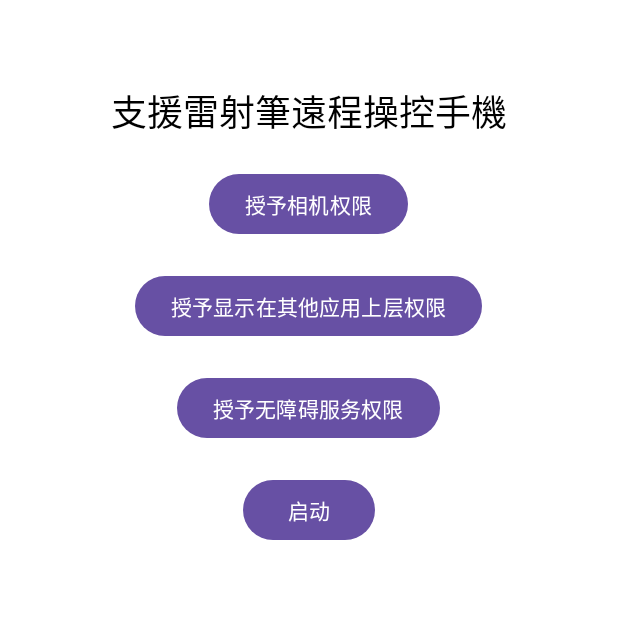
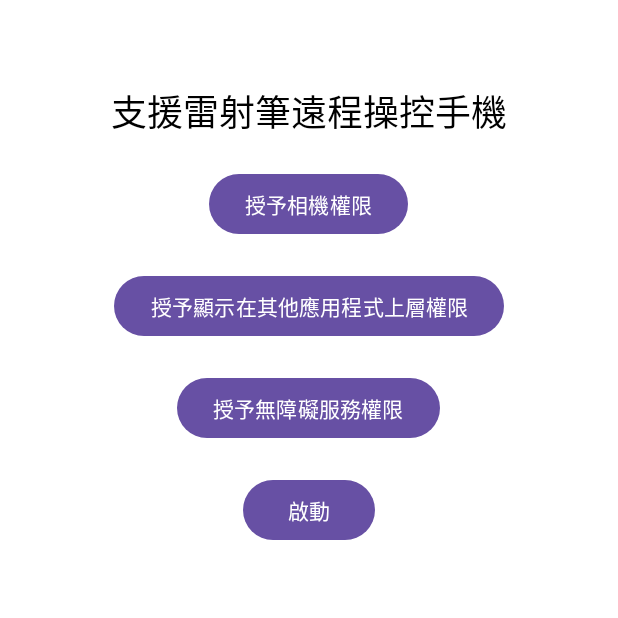
Before and after one commit to YiLong0120/AndroidLaserPenLastest, an Android app: the StartScreenActivity screen opened directly, with no data from a screen before it, on a phone screen of 412 x 824 dp, the top half of it. Run offline under Robolectric (Android 15) with nearby library versions, the phone set to English and light mode, and no system bars.

Commit message:
閃爍兩次雷射筆點擊

```diff
--- a/app/src/main/java/com/example/laserpenv1/FloatingCameraService.java
+++ b/app/src/main/java/com/example/laserpenv1/FloatingCameraService.java
@@ -148,7 +148,7 @@ public class FloatingCameraService extends Service {
                 hsvButton.setVisibility(View.GONE); // 隱藏 HSV 按鈕
                 exitButton.setVisibility(View.GONE);
             } else {
-                whiteScreenButton.setVisibility(View.VISIBLE);
+//                whiteScreenButton.setVisibility(View.VISIBLE);
                 lockFrameButton.setVisibility(View.VISIBLE);
                 hsvButton.setVisibility(View.VISIBLE); // 顯示 HSV 按鈕
                 exitButton.setVisibility(View.VISIBLE);
--- a/app/src/main/res/layout/activity_start_screen.xml
+++ b/app/src/main/res/layout/activity_start_screen.xml
@@ -18,7 +18,7 @@
         android:id="@+id/cameraPermissionButton"
         android:layout_width="wrap_content"
         android:layout_height="wrap_content"
-        android:text="授予相机权限"
+        android:text="授予相機權限"
         android:layout_centerHorizontal="true"
         android:layout_below="@id/titleTextView"
         android:layout_marginTop="20dp" />
@@ -27,7 +27,7 @@
         android:id="@+id/overlayPermissionButton"
         android:layout_width="wrap_content"
         android:layout_height="wrap_content"
-        android:text="授予显示在其他应用上层权限"
+        android:text="授予顯示在其他應用程式上層權限"
         android:layout_centerHorizontal="true"
         android:layout_below="@id/cameraPermissionButton"
         android:layout_marginTop="20dp" />
@@ -36,7 +36,7 @@
         android:id="@+id/accessibilityPermissionButton"
         android:layout_width="wrap_content"
         android:layout_height="wrap_content"
-        android:text="授予无障碍服务权限"
+        android:text="授予無障礙服務權限"
         android:layout_centerHorizontal="true"
         android:layout_below="@id/overlayPermissionButton"
         android:layout_marginTop="20dp" />
@@ -45,7 +45,7 @@
         android:id="@+id/startButton"
         android:layout_width="wrap_content"
         android:layout_height="wrap_content"
-        android:text="启动"
+        android:text="啟動"
         android:layout_centerHorizontal="true"
         android:layout_below="@id/accessibilityPermissionButton"
         android:layout_marginTop="20dp" />
```
Also changed, not shown: app/src/main/java/com/example/laserpenv1/MyAccessibilityService.java (+19 -100 lines), app/src/main/java/com/example/laserpenv1/OpenCVProcessor.java (+42 -14 lines).
